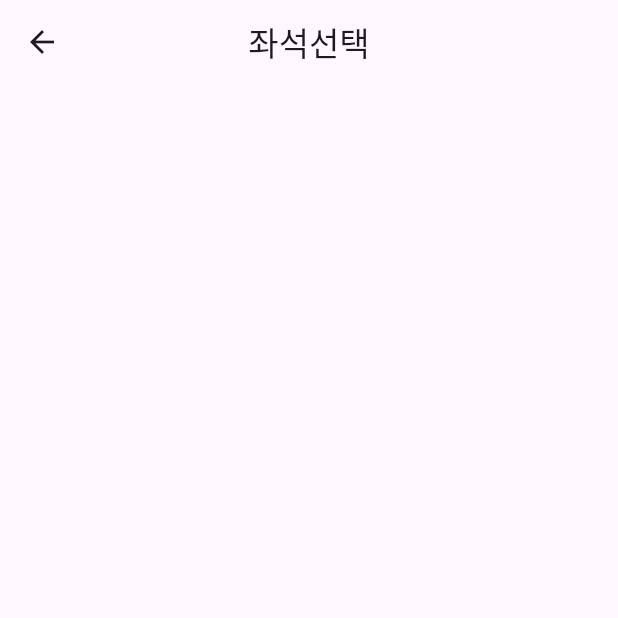
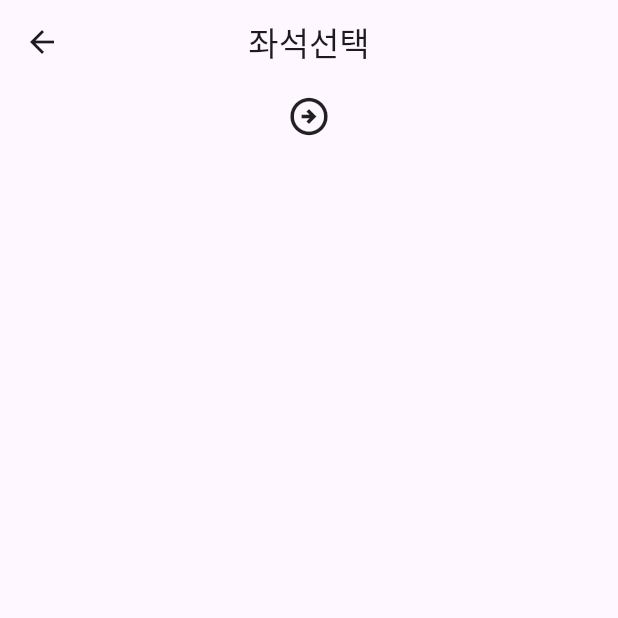
Before and after one commit to ghghtls/flutter_train_app, a Flutter app: the screen it shows after launch, after a tap on "좌석선택", on a phone screen of 412 x 824 dp, the top half of it. Run offline on Flutter 3.47's test engine with Material 3 defaults, Android fonts, the phone set to English and light mode, and no system bars.

Commit message:
feat:seat_page 위에 선택한 부분 나오는거 구현

```diff
--- a/lib/home_page.dart
+++ b/lib/home_page.dart
@@ -9,10 +9,10 @@ class HomePage extends StatefulWidget {
 }
 
 class _HomePageState extends State<HomePage> {
-  String selectedDeparture = ''; //
-  String? selectedArrive = '';
   int? selectedRow;
   int? selectedCol;
+  String selectedDeparture = ''; //
+  String selectedArrive = '';
   void onSelected(int row, int col) {
     setState(() {
       selectedRow = row;
@@ -163,8 +163,13 @@ class _HomePageState extends State<HomePage> {
                       context,
                       MaterialPageRoute(
                         builder:
-                            (context) =>
-                                SeatPage(selectedCol, selectedRow, onSelected),
+                            (context) => SeatPage(
+                              selectedRow,
+                              selectedCol,
+                              selectedDeparture,
+                              selectedArrive,
+                              onSelected,
+                            ),
                       ),
                     );
                   },
--- a/lib/seat_page.dart
+++ b/lib/seat_page.dart
@@ -1,10 +1,18 @@
 import 'package:flutter/material.dart';
 
 class SeatPage extends StatelessWidget {
-  SeatPage(this.selectedRow, this.selectedCol, this.onSelected);
+  SeatPage(
+    this.selectedRow,
+    this.selectedCol,
+    this.selectedDeparture,
+    this.selectedArrive,
+    this.onSelected,
+  );
 
   final int? selectedRow;
   final int? selectedCol;
+  final String selectedDeparture;
+  final String selectedArrive;
   final void Function(int row, int col) onSelected;
   @override
   Widget build(BuildContext context) {
@@ -19,14 +27,38 @@ class SeatPage extends StatelessWidget {
           },
         ),
       ),
-      body: ColoredBox(
-        color: Colors.grey[200]!,
-        child: Column(
-          mainAxisAlignment: MainAxisAlignment.center, //세로 가운데 정렬
-          children: [
-            // 위젯들
-          ],
-        ),
+
+      body: Column(
+        children: [
+          Center(
+            child: Row(
+              mainAxisAlignment: MainAxisAlignment.center,
+              crossAxisAlignment: CrossAxisAlignment.center,
+
+              children: [
+                Text(
+                  selectedDeparture,
+                  style: TextStyle(
+                    fontWeight: FontWeight.bold,
+                    color: Colors.purple,
+                    fontSize: 30,
+                  ),
+                ),
+                SizedBox(width: 30),
+                Icon(Icons.arrow_circle_right_outlined, size: 30),
+                SizedBox(width: 30),
+                Text(
+                  selectedArrive,
+                  style: TextStyle(
+                    fontWeight: FontWeight.bold,
+                    color: Colors.purple,
+                    fontSize: 30,
+                  ),
+                ), // 위젯들
+              ],
+            ),
+          ),
+        ],
       ),
     );
   }
```
